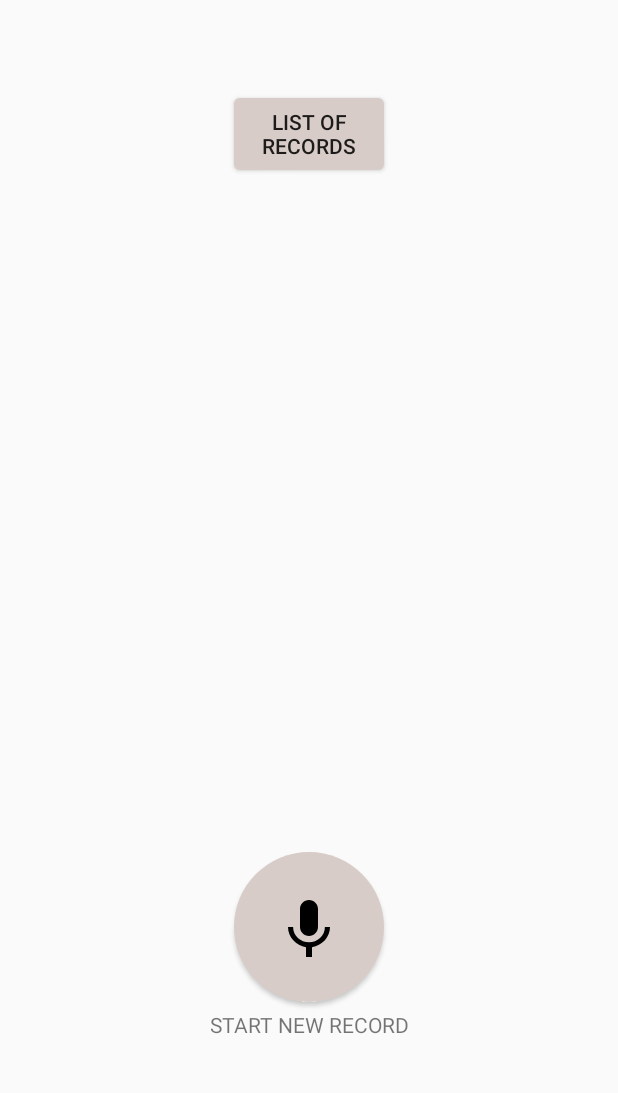
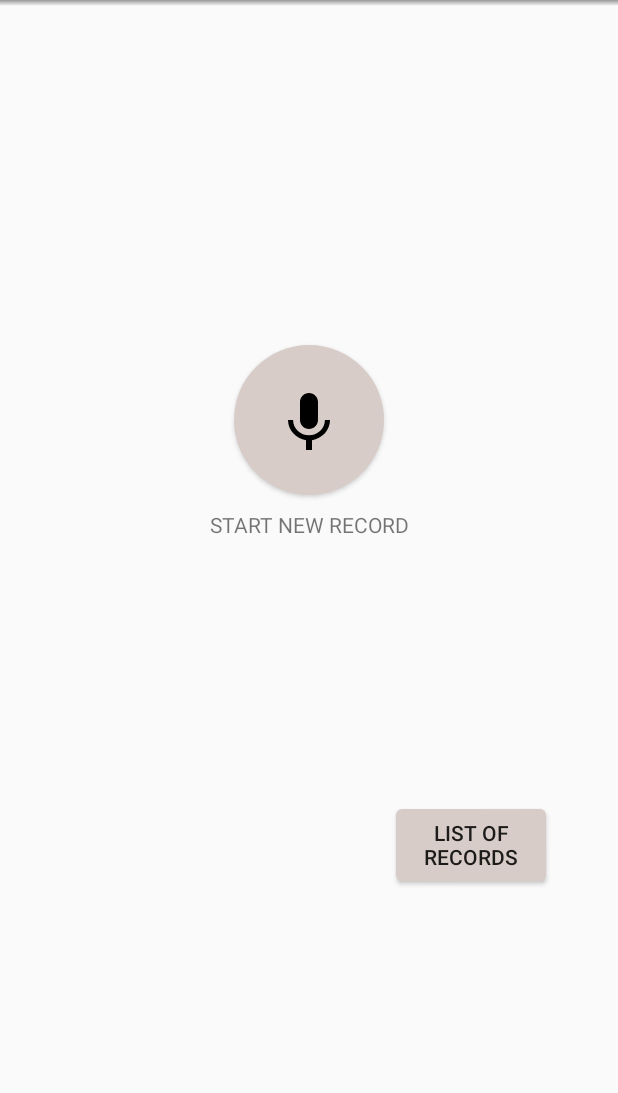
Before and after one commit to AndreaCarraro26/SpeechRecon1516, an Android app: the screen it shows after launch (MainActivity), on a phone screen of 412 x 824 dp, the part 84-1177 px from its top. Run offline under Robolectric (Android 15) with nearby library versions, the phone set to English and light mode, and no system bars.

Commit message:
- Tutti i dialog di listactivity non soffrono per la distruzione (bella frase) - Proposta di layout per mainactivity: se non piace, quello vecchio è commentato. PS: e ci sarebbero due righe da togliere in chrono

```diff
--- a/app/src/main/AndroidManifest.xml
+++ b/app/src/main/AndroidManifest.xml
@@ -16,7 +16,8 @@
 
         <activity
             android:name=".ListActivity"
-            android:parentActivityName=".MainActivity">
+            android:parentActivityName=".MainActivity"
+            android:configChanges="orientation|screenSize">
         </activity>
 
         <activity
--- a/app/src/main/res/layout-land/activity_main.xml
+++ b/app/src/main/res/layout-land/activity_main.xml
@@ -13,6 +13,13 @@
         layout="@layout/toolbar_main"
         android:id="@+id/toolbarMain">
     </include>
+
+    <View
+        android:id="@+id/toolbar_shadow_list_main"
+        android:layout_width="match_parent"
+        android:layout_height="@dimen/toolbar_shadow"
+        android:layout_below="@id/toolbarMain"
+        android:background="@drawable/shadow" />
 
     <Button
         android:id="@+id/button_list"
--- a/app/src/main/res/layout/activity_main.xml
+++ b/app/src/main/res/layout/activity_main.xml
@@ -14,35 +14,80 @@
         android:id="@+id/toolbarMain">
     </include>
 
-    <Button
-        android:id="@+id/button_list"
-        android:layout_width="100dp"
-        android:layout_height="wrap_content"
-        android:text="@string/list_button"
-        android:layout_marginTop="65dp"
-        android:background="@drawable/list_button"
-        android:layout_below="@+id/toolbarMain"
-        android:layout_centerHorizontal="true" />
+    <View
+        android:id="@+id/toolbar_shadow_main"
+        android:layout_width="match_parent"
+        android:layout_height="@dimen/toolbar_shadow"
+        android:layout_below="@id/toolbarMain"
+        android:background="@drawable/shadow" />
+
 
     <Button
         android:id="@+id/button_record"
         android:layout_width="wrap_content"
         android:layout_height="wrap_content"
-        android:layout_alignParentBottom="true"
         android:background="@drawable/button_circle"
         android:paddingTop="28dp"
-        android:gravity="center"
+
         android:layout_centerHorizontal="true"
+        android:layout_centerVertical="true"
+        android:layout_below="@+id/toolbarMain"
         android:drawableTop="@drawable/ic_mic_48dp"
-        android:layout_marginBottom="100dp"/>
+        android:layout_marginTop="230dp"
+        android:layout_marginBottom="10dp"/>
 
     <TextView
         android:id="@+id/text_record"
         android:layout_width="fill_parent"
         android:layout_height="wrap_content"
         android:text="@string/record_button"
-        android:gravity="center_horizontal"
-        android:layout_alignParentBottom="true"
-        android:layout_marginBottom="75dp"/>
+        android:gravity="center"
+        android:layout_below="@id/button_record"
+        />
+
+    <Button
+        android:id="@+id/button_list"
+        android:layout_width="100dp"
+        android:layout_height="wrap_content"
+        android:text="@string/list_button"
+        android:background="@drawable/list_button"
+        android:layout_alignParentEnd="true"
+        android:layout_marginTop="180dp"
+        android:layout_marginRight="48dp"
+        android:layout_below="@id/text_record"/>
 
 </RelativeLayout>
+
+
+<!--<Button-->
+<!--android:id="@+id/button_list"-->
+<!--android:layout_width="100dp"-->
+<!--android:layout_height="wrap_content"-->
+<!--android:text="@string/list_button"-->
+<!--android:layout_marginTop="65dp"-->
+<!--android:background="@drawable/list_button"-->
+<!--android:layout_below="@+id/toolbarMain"-->
+<!--android:layout_centerHorizontal="true" />-->
+
+<!--<Button-->
+<!--android:id="@+id/button_record"-->
+<!--android:layout_width="wrap_content"-->
+<!--android:layout_height="wrap_content"-->
+<!--android:layout_alignParentBottom="true"-->
+<!--android:background="@drawable/button_circle"-->
+<!--android:paddingTop="28dp"-->
+<!--android:gravity="center"-->
+<!--android:layout_centerHorizontal="true"-->
+<!--android:drawableTop="@drawable/ic_mic_48dp"-->
+<!--android:layout_marginBottom="100dp"/>-->
+
+<!--<TextView-->
+<!--android:id="@+id/text_record"-->
+<!--android:layout_width="fill_parent"-->
+<!--android:layout_height="wrap_content"-->
+<!--android:text="@string/record_button"-->
+<!--android:gravity="center_horizontal"-->
+<!--android:layout_alignParentBottom="true"-->
+<!--android:layout_marginBottom="75dp"/>-->
+
+    <!--</RelativeLayout>-->
--- a/app/src/main/res/layout/chrono.xml
+++ b/app/src/main/res/layout/chrono.xml
@@ -11,6 +11,8 @@
         android:layout_centerVertical="true"
         android:layout_centerHorizontal="true"
         android:format="%s"
+        android:layout_alignParentTop="true"
+        android:layout_marginTop="150dp"
         android:textAlignment="center"
         android:textColor="@color/primary_dark"
         android:textSize="48sp" />
```
Also changed, not shown: app/src/main/java/include_team/speechrecon1516/ListActivity.java (+52 -88 lines), app/src/main/java/include_team/speechrecon1516/PlayerSupport.java (deleted, +0 -54 lines), app/src/main/res/layout/activity_list.xml (+4 -3 lines), app/src/main/res/layout/dialog_play.xml (+4 -4 lines).
